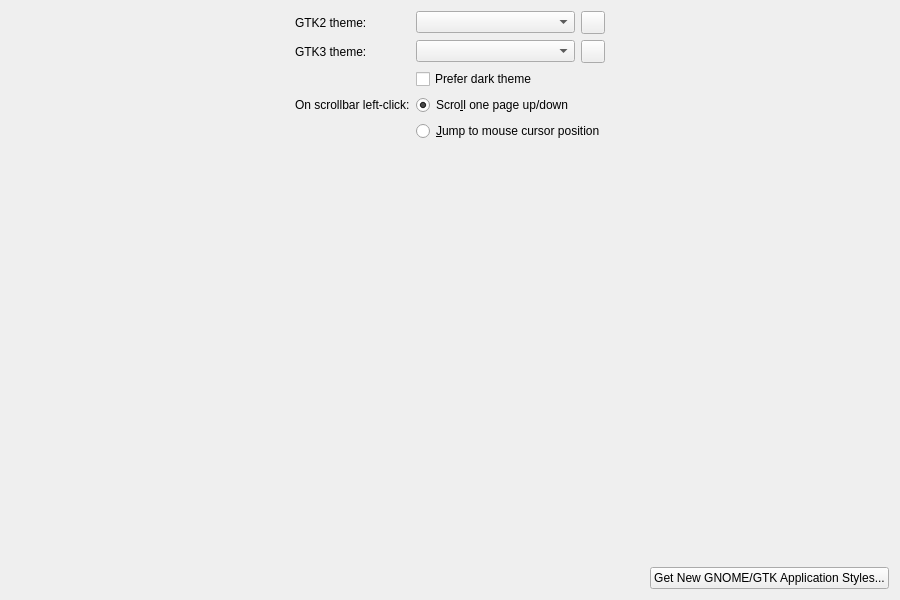
Qt form src/ui/gui.ui (KDE/kde-gtk-config) before a commit.
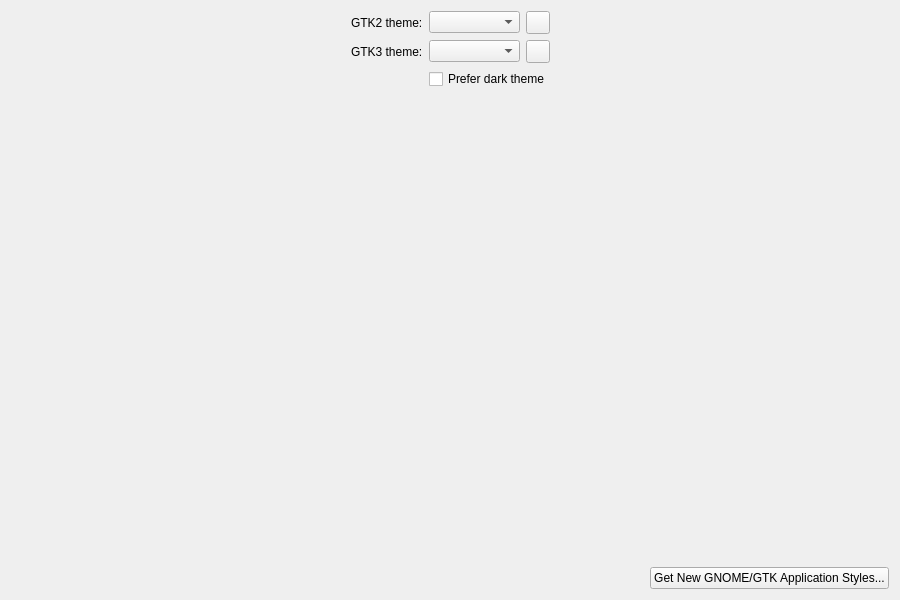
The same form after that commit. Icons and pictures are not drawn.

Commit message:
Remove scrollbar behavior option in GTK KCM
Summary:
Since this setting now in sync with Plasma and Qt apps one, there is no need in it to be in separate KCM.

Depends on D25703

Test Plan:
Check if nothing breaks

{F7797241}

Reviewers: #vdg, ngraham

Reviewed By: #vdg, ngraham

Subscribers: ngraham, plasma-devel

Tags: #plasma

Maniphest Tasks: T10611

Diff of the .ui file:
```diff
--- a/src/ui/gui.ui
+++ b/src/ui/gui.ui
@@ -97,36 +97,6 @@
          </property>
         </widget>
        </item>
-       <item row="3" column="0">
-        <widget class="QLabel" name="label_6">
-         <property name="text">
-          <string>On scrollbar left-click:</string>
-         </property>
-        </widget>
-       </item>
-       <item row="3" column="1">
-        <widget class="QRadioButton" name="radioButton_dont_warp">
-         <property name="text">
-          <string>Scro&amp;ll one page up/down</string>
-         </property>
-         <property name="checked">
-          <bool>true</bool>
-         </property>
-         <attribute name="buttonGroup">
-          <string notr="true">buttonGroup_primary_button_warps_slider</string>
-         </attribute>
-        </widget>
-       </item>
-       <item row="4" column="1">
-        <widget class="QRadioButton" name="radioButton_warp">
-         <property name="text">
-          <string>&amp;Jump to mouse cursor position</string>
-         </property>
-         <attribute name="buttonGroup">
-          <string notr="true">buttonGroup_primary_button_warps_slider</string>
-         </attribute>
-        </widget>
-       </item>
       </layout>
      </item>
      <item>
```
The commit also changes 7 other files.
